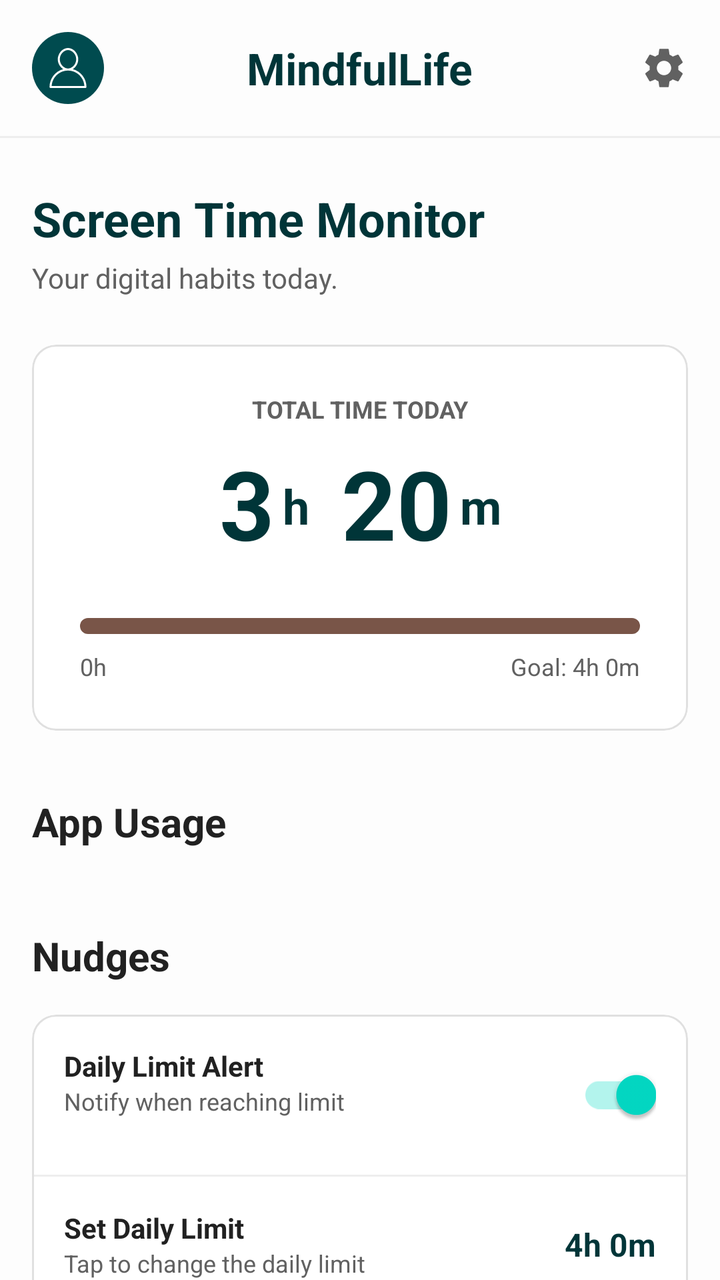
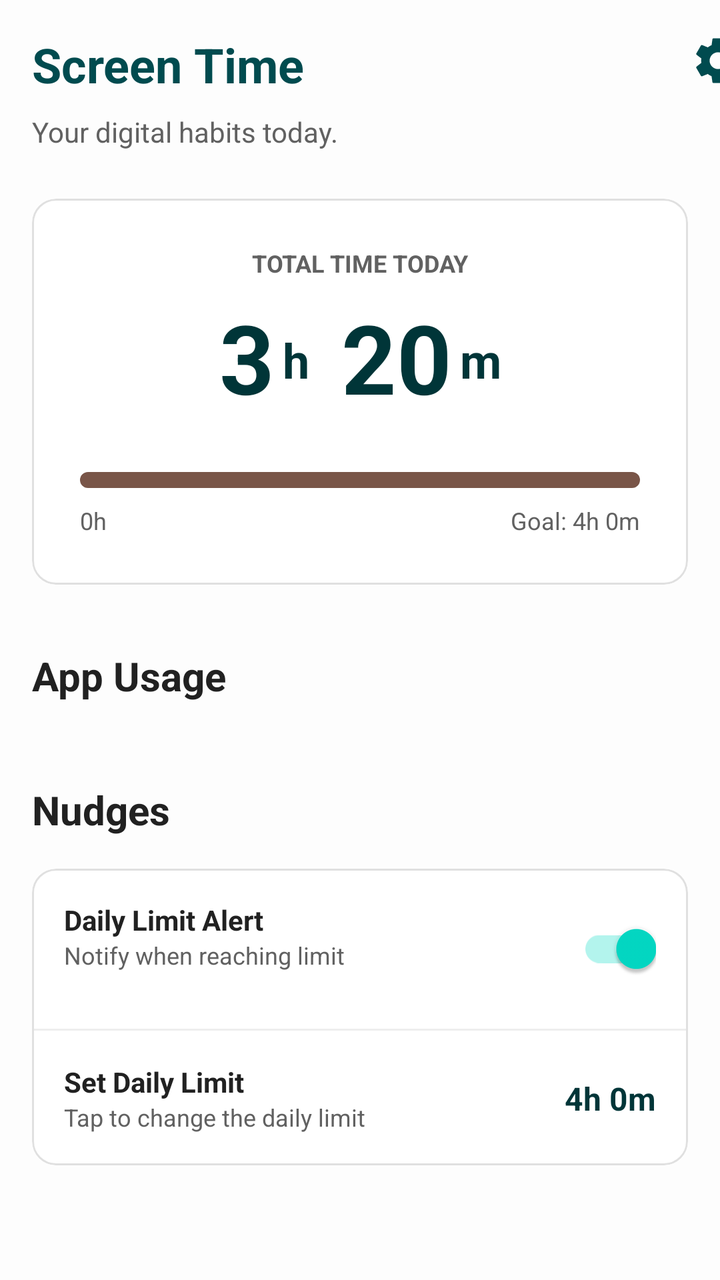

The first picture is an Android layout as it rendered before a commit; the second is the same layout after the commit. The layout source and the unified diff follow.
<!-- AndroidManifest.xml: application theme Theme.Mdpproject -->
<!-- res/layout/fragment_screen_time.xml -->
<?xml version="1.0" encoding="utf-8"?>
<androidx.core.widget.NestedScrollView xmlns:android="http://schemas.android.com/apk/res/android"
    xmlns:app="http://schemas.android.com/apk/res-auto"
    xmlns:tools="http://schemas.android.com/tools"
    android:layout_width="match_parent"
    android:layout_height="match_parent"
    android:background="#FDFDFD">

    <androidx.constraintlayout.widget.ConstraintLayout
        android:layout_width="match_parent"
        android:layout_height="wrap_content"
        android:paddingBottom="24dp">

        
        <androidx.constraintlayout.widget.ConstraintLayout
            android:id="@+id/headerLayout"
            android:layout_width="match_parent"
            android:layout_height="wrap_content"
            android:padding="16dp"
            app:layout_constraintTop_toTopOf="parent">

            <ImageView
                android:id="@+id/ivProfile"
                android:layout_width="36dp"
                android:layout_height="36dp"
                android:background="@drawable/bg_circle_green"
                android:padding="8dp"
                android:src="@drawable/ic_regis_full_name"
                app:layout_constraintBottom_toBottomOf="parent"
                app:layout_constraintStart_toStartOf="parent"
                app:layout_constraintTop_toTopOf="parent"
                app:tint="@color/white" />

            <TextView
                android:id="@+id/tvAppTitle"
                android:layout_width="wrap_content"
                android:layout_height="wrap_content"
                android:text="MindfulLife"
                android:textColor="#003538"
                android:textSize="22sp"
                android:textStyle="bold"
                app:layout_constraintBottom_toBottomOf="parent"
                app:layout_constraintEnd_toEndOf="parent"
                app:layout_constraintStart_toStartOf="parent"
                app:layout_constraintTop_toTopOf="parent" />

            <ImageView
                android:id="@+id/btnPermission"
                android:layout_width="24dp"
                android:layout_height="24dp"
                android:contentDescription="@string/permission_settings"
                android:src="@drawable/ic_settings"
                app:layout_constraintBottom_toBottomOf="parent"
                app:layout_constraintEnd_toEndOf="parent"
                app:layout_constraintTop_toTopOf="parent"
                app:tint="#616161" />

        </androidx.constraintlayout.widget.ConstraintLayout>

        <View
            android:id="@+id/headerDivider"
            android:layout_width="match_parent"
            android:layout_height="1dp"
            android:background="#EEEEEE"
            app:layout_constraintTop_toBottomOf="@id/headerLayout" />

        <TextView
            android:id="@+id/tvTitle"
            android:layout_width="wrap_content"
            android:layout_height="wrap_content"
            android:layout_marginStart="16dp"
            android:layout_marginTop="24dp"
            android:text="Screen Time Monitor"
            android:textColor="#003538"
            android:textSize="24sp"
            android:textStyle="bold"
            app:layout_constraintStart_toStartOf="parent"
            app:layout_constraintTop_toBottomOf="@id/headerDivider" />

        <TextView
            android:id="@+id/tvSubtitle"
            android:layout_width="wrap_content"
            android:layout_height="wrap_content"
            android:layout_marginStart="16dp"
            android:layout_marginTop="4dp"
            android:text="Your digital habits today."
            android:textColor="#616161"
            android:textSize="14sp"
            app:layout_constraintStart_toStartOf="parent"
            app:layout_constraintTop_toBottomOf="@id/tvTitle" />

        
        <com.google.android.material.card.MaterialCardView
            android:id="@+id/cardMain"
            android:layout_width="match_parent"
            android:layout_height="wrap_content"
            android:layout_marginHorizontal="16dp"
            android:layout_marginTop="24dp"
            app:cardBackgroundColor="@color/white"
            app:cardCornerRadius="12dp"
            app:cardElevation="0dp"
            app:layout_constraintTop_toBottomOf="@id/tvSubtitle"
            app:strokeColor="#E0E0E0"
            app:strokeWidth="1dp">

            <androidx.constraintlayout.widget.ConstraintLayout
                android:layout_width="match_parent"
                android:layout_height="wrap_content"
                android:padding="24dp">

                <TextView
                    android:id="@+id/tvTotalTimeLabel"
                    android:layout_width="wrap_content"
                    android:layout_height="wrap_content"
                    android:text="TOTAL TIME TODAY"
                    android:textColor="#616161"
                    android:textSize="12sp"
                    android:textStyle="bold"
                    app:layout_constraintEnd_toEndOf="parent"
                    app:layout_constraintStart_toStartOf="parent"
                    app:layout_constraintTop_toTopOf="parent" />

                <LinearLayout
                    android:id="@+id/layoutTime"
                    android:layout_width="wrap_content"
                    android:layout_height="wrap_content"
                    android:layout_marginTop="8dp"
                    android:gravity="bottom"
                    android:orientation="horizontal"
                    app:layout_constraintEnd_toEndOf="parent"
                    app:layout_constraintStart_toStartOf="parent"
                    app:layout_constraintTop_toBottomOf="@id/tvTotalTimeLabel">

                    <TextView
                        android:layout_width="wrap_content"
                        android:layout_height="wrap_content"
                        android:text="3"
                        android:textColor="#003538"
                        android:textSize="48sp"
                        android:textStyle="bold" />

                    <TextView
                        android:layout_width="wrap_content"
                        android:layout_height="wrap_content"
                        android:layout_marginBottom="8dp"
                        android:layout_marginStart="4dp"
                        android:text="h"
                        android:textColor="#003538"
                        android:textSize="24sp"
                        android:textStyle="bold" />

                    <TextView
                        android:layout_width="wrap_content"
                        android:layout_height="wrap_content"
                        android:layout_marginStart="16dp"
                        android:text="20"
                        android:textColor="#003538"
                        android:textSize="48sp"
                        android:textStyle="bold" />

                    <TextView
                        android:layout_width="wrap_content"
                        android:layout_height="wrap_content"
                        android:layout_marginBottom="8dp"
                        android:layout_marginStart="4dp"
                        android:text="m"
                        android:textColor="#003538"
                        android:textSize="24sp"
                        android:textStyle="bold" />
                </LinearLayout>

                <com.google.android.material.progressindicator.LinearProgressIndicator
                    android:id="@+id/progressTotal"
                    android:layout_width="match_parent"
                    android:layout_height="wrap_content"
                    android:layout_marginTop="24dp"
                    android:progress="83"
                    app:indicatorColor="#003538"
                    app:layout_constraintTop_toBottomOf="@id/layoutTime"
                    app:trackColor="#795548"
                    app:trackCornerRadius="4dp"
                    app:trackThickness="8dp" />

                <TextView
                    android:layout_width="wrap_content"
                    android:layout_height="wrap_content"
                    android:layout_marginTop="8dp"
                    android:text="0h"
                    android:textColor="#616161"
                    android:textSize="12sp"
                    app:layout_constraintStart_toStartOf="parent"
                    app:layout_constraintTop_toBottomOf="@id/progressTotal" />

                <TextView
                    android:id="@+id/tvGoalLabel"
                    android:layout_width="wrap_content"
                    android:layout_height="wrap_content"
                    android:layout_marginTop="8dp"
                    android:text="Goal: 4h 0m"
                    android:textColor="#616161"
                    android:textSize="12sp"
                    app:layout_constraintEnd_toEndOf="parent"
                    app:layout_constraintTop_toBottomOf="@id/progressTotal" />

            </androidx.constraintlayout.widget.ConstraintLayout>
        </com.google.android.material.card.MaterialCardView>

        
        <TextView
            android:id="@+id/tvCategoriesTitle"
            android:layout_width="wrap_content"
            android:layout_height="wrap_content"
            android:layout_marginStart="16dp"
            android:layout_marginTop="32dp"
            android:text="App Usage"
            android:textColor="#212121"
            android:textSize="20sp"
            android:textStyle="bold"
            app:layout_constraintStart_toStartOf="parent"
            app:layout_constraintTop_toBottomOf="@id/cardMain" />

        <androidx.recyclerview.widget.RecyclerView
            android:id="@+id/rvAppUsage"
            android:layout_width="match_parent"
            android:layout_height="wrap_content"
            android:layout_marginTop="8dp"
            android:nestedScrollingEnabled="false"
            app:layout_constraintTop_toBottomOf="@id/tvCategoriesTitle" />

        
        <TextView
            android:id="@+id/tvNudgesTitle"
            android:layout_width="wrap_content"
            android:layout_height="wrap_content"
            android:layout_marginStart="16dp"
            android:layout_marginTop="32dp"
            android:text="Nudges"
            android:textColor="#212121"
            android:textSize="20sp"
            android:textStyle="bold"
            app:layout_constraintStart_toStartOf="parent"
            app:layout_constraintTop_toBottomOf="@id/rvAppUsage" />

        <com.google.android.material.card.MaterialCardView
            android:layout_width="match_parent"
            android:layout_height="wrap_content"
            android:layout_marginHorizontal="16dp"
            android:layout_marginTop="16dp"
            app:cardBackgroundColor="@color/white"
            app:cardCornerRadius="12dp"
            app:cardElevation="0dp"
            app:layout_constraintTop_toBottomOf="@id/tvNudgesTitle"
            app:strokeColor="#E0E0E0"
            app:strokeWidth="1dp">

            <LinearLayout
                android:layout_width="match_parent"
                android:layout_height="wrap_content"
                android:divider="@drawable/divider_line"
                android:orientation="vertical"
                android:showDividers="middle">

                
                <androidx.constraintlayout.widget.ConstraintLayout
                    android:layout_width="match_parent"
                    android:layout_height="wrap_content"
                    android:padding="16dp">

                    <TextView
                        android:id="@+id/tvNudge1Title"
                        android:layout_width="0dp"
                        android:layout_height="wrap_content"
                        android:text="Daily Limit Alert"
                        android:textColor="#212121"
                        android:textSize="14sp"
                        android:textStyle="bold"
                        app:layout_constraintEnd_toStartOf="@id/switchNudge1"
                        app:layout_constraintStart_toStartOf="parent"
                        app:layout_constraintTop_toTopOf="parent" />

                    <TextView
                        android:id="@+id/tvNudge1Subtitle"
                        android:layout_width="0dp"
                        android:layout_height="wrap_content"
                        android:text="Notify when reaching limit"
                        android:textColor="#616161"
                        android:textSize="12sp"
                        app:layout_constraintEnd_toStartOf="@id/switchNudge1"
                        app:layout_constraintStart_toStartOf="parent"
                        app:layout_constraintTop_toBottomOf="@id/tvNudge1Title" />

                    <androidx.appcompat.widget.SwitchCompat
                        android:id="@+id/switchNudge1"
                        android:layout_width="wrap_content"
                        android:layout_height="wrap_content"
                        android:checked="true"
                        app:layout_constraintBottom_toBottomOf="parent"
                        app:layout_constraintEnd_toEndOf="parent"
                        app:layout_constraintTop_toTopOf="parent" />
                </androidx.constraintlayout.widget.ConstraintLayout>

                
                <androidx.constraintlayout.widget.ConstraintLayout
                    android:id="@+id/layoutSetLimit"
                    android:layout_width="match_parent"
                    android:layout_height="wrap_content"
                    android:background="?attr/selectableItemBackground"
                    android:padding="16dp">

                    <TextView
                        android:id="@+id/tvSetLimitTitle"
                        android:layout_width="0dp"
                        android:layout_height="wrap_content"
                        android:text="Set Daily Limit"
                        android:textColor="#212121"
                        android:textSize="14sp"
                        android:textStyle="bold"
                        app:layout_constraintEnd_toStartOf="@id/tvLimitValue"
                        app:layout_constraintStart_toStartOf="parent"
                        app:layout_constraintTop_toTopOf="parent" />

                    <TextView
                        android:layout_width="0dp"
                        android:layout_height="wrap_content"
                        android:text="Tap to change the daily limit"
                        android:textColor="#616161"
                        android:textSize="12sp"
                        app:layout_constraintEnd_toStartOf="@id/tvLimitValue"
                        app:layout_constraintStart_toStartOf="parent"
                        app:layout_constraintTop_toBottomOf="@id/tvSetLimitTitle" />

                    <TextView
                        android:id="@+id/tvLimitValue"
                        android:layout_width="wrap_content"
                        android:layout_height="wrap_content"
                        android:text="4h 0m"
                        android:textColor="#003538"
                        android:textSize="16sp"
                        android:textStyle="bold"
                        app:layout_constraintBottom_toBottomOf="parent"
                        app:layout_constraintEnd_toEndOf="parent"
                        app:layout_constraintTop_toTopOf="parent" />
                </androidx.constraintlayout.widget.ConstraintLayout>

            </LinearLayout>
        </com.google.android.material.card.MaterialCardView>

    </androidx.constraintlayout.widget.ConstraintLayout>
</androidx.core.widget.NestedScrollView>
<!-- resources referenced by this layout -->
<resources>
  <color name="white">#FFFFFFFF</color>
  <!-- drawable bg_circle_green (drawable) -->
  <?xml version="1.0" encoding="utf-8"?>
  <shape xmlns:android="http://schemas.android.com/apk/res/android"
      android:shape="oval">
      <solid android:color="#004B4F" />
  </shape>
  <!-- drawable divider_line (drawable) -->
  <?xml version="1.0" encoding="utf-8"?>
  <shape xmlns:android="http://schemas.android.com/apk/res/android"
      android:shape="rectangle">
      <size android:height="1dp" />
      <solid android:color="#EEEEEE" />
  </shape>
  <!-- drawable ic_regis_full_name (drawable) -->
  <vector xmlns:android="http://schemas.android.com/apk/res/android"
      android:width="78dp"
      android:height="78dp"
      android:viewportWidth="78"
      android:viewportHeight="78">
    <path
        android:fillColor="#FF000000"
        android:pathData="M48.3,41.2C54.8,37.2 59,29.3 59,22c0,-10.4 -8.5,-22 -20,-22S19,11.6 19,22c0,7.3 4.2,15.2 10.7,19.2C14.3,45.3 3,59.4 3,76c0,1.1 0.9,2 2,2h68c1.1,0 2,-0.9 2,-2C75,59.4 63.7,45.3 48.3,41.2zM23,22c0,-10.3 8.5,-18 16,-18s16,7.7 16,18s-8.5,18 -16,18S23,32.3 23,22zM7.1,74c1,-16.7 15,-30 31.9,-30s30.9,13.3 31.9,30H7.1z"/>
  </vector>
  <!-- drawable ic_settings (drawable) -->
  <vector xmlns:android="http://schemas.android.com/apk/res/android"
      android:width="24dp"
      android:height="24dp"
      android:viewportWidth="24"
      android:viewportHeight="24">
      <path
          android:fillColor="#000000"
          android:pathData="M19.14,12.94c0.04,-0.3 0.06,-0.61 0.06,-0.94c0,-0.32 -0.02,-0.64 -0.07,-0.94l2.03,-1.58c0.18,-0.14 0.23,-0.41 0.12,-0.61l-1.92,-3.32c-0.12,-0.22 -0.37,-0.29 -0.59,-0.22l-2.39,0.96c-0.5,-0.38 -1.03,-0.7 -1.62,-0.94L14.4,2.81c-0.04,-0.24 -0.24,-0.41 -0.48,-0.41h-3.84c-0.24,0 -0.43,0.17 -0.47,0.41L9.25,5.35C8.66,5.59 8.12,5.92 7.63,6.29L5.24,5.33c-0.22,-0.08 -0.47,0 -0.59,0.22L2.74,8.87C2.62,9.08 2.66,9.34 2.84,9.48l2.03,1.58C4.82,11.36 4.8,11.68 4.8,12c0,0.32 0.02,0.64 0.07,0.94l-2.03,1.58c-0.18,0.14 -0.23,0.41 -0.12,0.61l1.92,3.32c0.12,0.22 0.37,0.29 0.59,0.22l2.39,-0.96c0.5,0.38 1.03,0.7 1.62,0.94l0.36,2.54c0.05,0.24 0.24,0.41 0.48,0.41h3.84c0.24,0 0.44,-0.17 0.47,-0.41l0.36,-2.54c0.59,-0.24 1.13,-0.56 1.62,-0.94l2.39,0.96c0.22,0.08 0.47,0 0.59,-0.22l1.92,-3.32c0.12,-0.22 0.07,-0.47 -0.12,-0.61L19.14,12.94zM12,15.6c-1.98,0 -3.6,-1.62 -3.6,-3.6s1.62,-3.6 3.6,-3.6s3.6,1.62 3.6,3.6S13.98,15.6 12,15.6z" />
  </vector>
  <string name="permission_settings">Permission Settings</string>
  <style name="Theme.Mdpproject" parent="Theme.MaterialComponents.Light.NoActionBar">
          
          <item name="colorPrimary">@color/purple_500</item>
          <item name="colorPrimaryVariant">@color/purple_700</item>
          <item name="colorOnPrimary">@color/white</item>
          
          <item name="colorSecondary">@color/teal_200</item>
          <item name="colorSecondaryVariant">@color/teal_700</item>
          <item name="colorOnSecondary">@color/black</item>
          
          <item name="android:statusBarColor">?attr/colorPrimaryVariant</item>
          
      </style>
  <color name="purple_500">#FF6200EE</color>
  <color name="purple_700">#FF3700B3</color>
  <color name="teal_200">#FF03DAC5</color>
  <color name="teal_700">#FF018786</color>
  <color name="black">#FF000000</color>
</resources>

<!-- the commit's change to res/layout/fragment_screen_time.xml (unified diff, before → after) -->
@@ -12,84 +12,20 @@
         android:paddingBottom="24dp">
 
         
-        <androidx.constraintlayout.widget.ConstraintLayout
-            android:id="@+id/headerLayout"
-            android:layout_width="match_parent"
-            android:layout_height="wrap_content"
-            android:padding="16dp"
-            app:layout_constraintTop_toTopOf="parent">
-
-            <ImageView
-                android:id="@+id/ivProfile"
-                android:layout_width="36dp"
-                android:layout_height="36dp"
-                android:background="@drawable/bg_circle_green"
-                android:padding="8dp"
-                android:src="@drawable/ic_regis_full_name"
-                app:layout_constraintBottom_toBottomOf="parent"
-                app:layout_constraintStart_toStartOf="parent"
-                app:layout_constraintTop_toTopOf="parent"
-                app:tint="@color/white" />
-
-            <TextView
-                android:id="@+id/tvAppTitle"
-                android:layout_width="wrap_content"
-                android:layout_height="wrap_content"
-                android:text="MindfulLife"
-                android:textColor="#003538"
-                android:textSize="22sp"
-                android:textStyle="bold"
-                app:layout_constraintBottom_toBottomOf="parent"
-                app:layout_constraintEnd_toEndOf="parent"
-                app:layout_constraintStart_toStartOf="parent"
-                app:layout_constraintTop_toTopOf="parent" />
-
-            <ImageView
-                android:id="@+id/btnPermission"
-                android:layout_width="24dp"
-                android:layout_height="24dp"
-                android:contentDescription="@string/permission_settings"
-                android:src="@drawable/ic_settings"
-                app:layout_constraintBottom_toBottomOf="parent"
-                app:layout_constraintEnd_toEndOf="parent"
-                app:layout_constraintTop_toTopOf="parent"
-                app:tint="#616161" />
-
-        </androidx.constraintlayout.widget.ConstraintLayout>
-
-        <View
-            android:id="@+id/headerDivider"
-            android:layout_width="match_parent"
-            android:layout_height="1dp"
-            android:background="#EEEEEE"
-            app:layout_constraintTop_toBottomOf="@id/headerLayout" />
-
-        <TextView
-            android:id="@+id/tvTitle"
-            android:layout_width="wrap_content"
-            android:layout_height="wrap_content"
-            android:layout_marginStart="16dp"
-            android:layout_marginTop="24dp"
-            android:text="Screen Time Monitor"
-            android:textColor="#003538"
-            android:textSize="24sp"
-            android:textStyle="bold"
-            app:layout_constraintStart_toStartOf="parent"
-            app:layout_constraintTop_toBottomOf="@id/headerDivider" />
-
+
+        
         <TextView
             android:id="@+id/tvSubtitle"
             android:layout_width="wrap_content"
             android:layout_height="wrap_content"
             android:layout_marginStart="16dp"
-            android:layout_marginTop="4dp"
+            android:layout_marginTop="8dp"
             android:text="Your digital habits today."
             android:textColor="#616161"
             android:textSize="14sp"
             app:layout_constraintStart_toStartOf="parent"
-            app:layout_constraintTop_toBottomOf="@id/tvTitle" />
-
-        
+            app:layout_constraintTop_toBottomOf="@+id/tvTitle" />
+
         <com.google.android.material.card.MaterialCardView
             android:id="@+id/cardMain"
             android:layout_width="match_parent"
@@ -142,8 +78,8 @@
                     <TextView
                         android:layout_width="wrap_content"
                         android:layout_height="wrap_content"
+                        android:layout_marginStart="4dp"
                         android:layout_marginBottom="8dp"
-                        android:layout_marginStart="4dp"
                         android:text="h"
                         android:textColor="#003538"
                         android:textSize="24sp"
@@ -161,8 +97,8 @@
                     <TextView
                         android:layout_width="wrap_content"
                         android:layout_height="wrap_content"
+                        android:layout_marginStart="4dp"
                         android:layout_marginBottom="8dp"
-                        android:layout_marginStart="4dp"
                         android:text="m"
                         android:textColor="#003538"
                         android:textSize="24sp"
@@ -345,5 +281,32 @@
             </LinearLayout>
         </com.google.android.material.card.MaterialCardView>
 
+        <ImageView
+            android:id="@+id/btnPermission"
+            android:layout_width="28dp"
+            android:layout_height="28dp"
+            android:layout_marginStart="202dp"
+            android:layout_marginBottom="4dp"
+            android:contentDescription="@string/permission_settings"
+            android:src="@drawable/ic_settings"
+            app:layout_constraintBottom_toBottomOf="@+id/tvTitle"
+            app:layout_constraintEnd_toEndOf="parent"
+            app:layout_constraintHorizontal_bias="0.428"
+            app:layout_constraintStart_toEndOf="@+id/tvTitle"
+            app:tint="#004B4F" />
+
+        <TextView
+            android:id="@+id/tvTitle"
+            android:layout_width="wrap_content"
+            android:layout_height="wrap_content"
+            android:layout_marginStart="16dp"
+            android:layout_marginTop="16dp"
+            android:text="Screen Time"
+            android:textColor="#004B4F"
+            android:textSize="24sp"
+            android:textStyle="bold"
+            app:layout_constraintStart_toStartOf="parent"
+            app:layout_constraintTop_toTopOf="parent" />
+
     </androidx.constraintlayout.widget.ConstraintLayout>
 </androidx.core.widget.NestedScrollView>
<!-- resource entries referenced after the edit -->
@@ -1,12 +1,6 @@
 <!-- resources referenced by this layout -->
 <resources>
   <color name="white">#FFFFFFFF</color>
-  <!-- drawable bg_circle_green (drawable) -->
-  <?xml version="1.0" encoding="utf-8"?>
-  <shape xmlns:android="http://schemas.android.com/apk/res/android"
-      android:shape="oval">
-      <solid android:color="#004B4F" />
-  </shape>
   <!-- drawable divider_line (drawable) -->
   <?xml version="1.0" encoding="utf-8"?>
   <shape xmlns:android="http://schemas.android.com/apk/res/android"
@@ -14,16 +8,6 @@
       <size android:height="1dp" />
       <solid android:color="#EEEEEE" />
   </shape>
-  <!-- drawable ic_regis_full_name (drawable) -->
-  <vector xmlns:android="http://schemas.android.com/apk/res/android"
-      android:width="78dp"
-      android:height="78dp"
-      android:viewportWidth="78"
-      android:viewportHeight="78">
-    <path
-        android:fillColor="#FF000000"
-        android:pathData="M48.3,41.2C54.8,37.2 59,29.3 59,22c0,-10.4 -8.5,-22 -20,-22S19,11.6 19,22c0,7.3 4.2,15.2 10.7,19.2C14.3,45.3 3,59.4 3,76c0,1.1 0.9,2 2,2h68c1.1,0 2,-0.9 2,-2C75,59.4 63.7,45.3 48.3,41.2zM23,22c0,-10.3 8.5,-18 16,-18s16,7.7 16,18s-8.5,18 -16,18S23,32.3 23,22zM7.1,74c1,-16.7 15,-30 31.9,-30s30.9,13.3 31.9,30H7.1z"/>
-  </vector>
   <!-- drawable ic_settings (drawable) -->
   <vector xmlns:android="http://schemas.android.com/apk/res/android"
       android:width="24dp"
